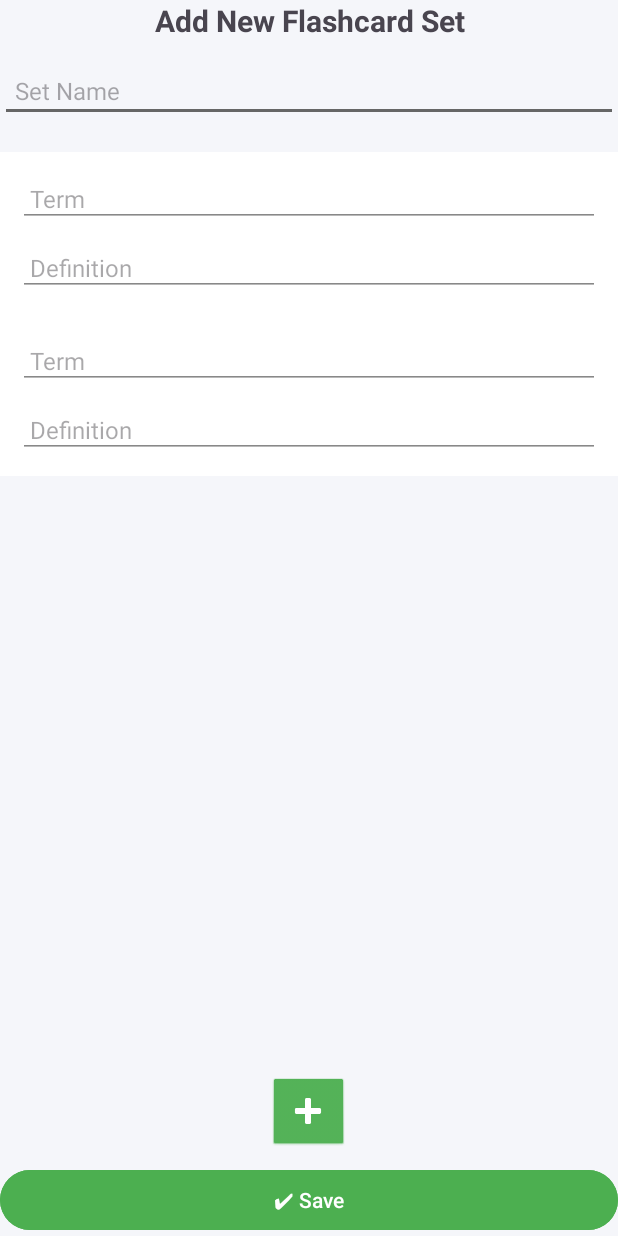
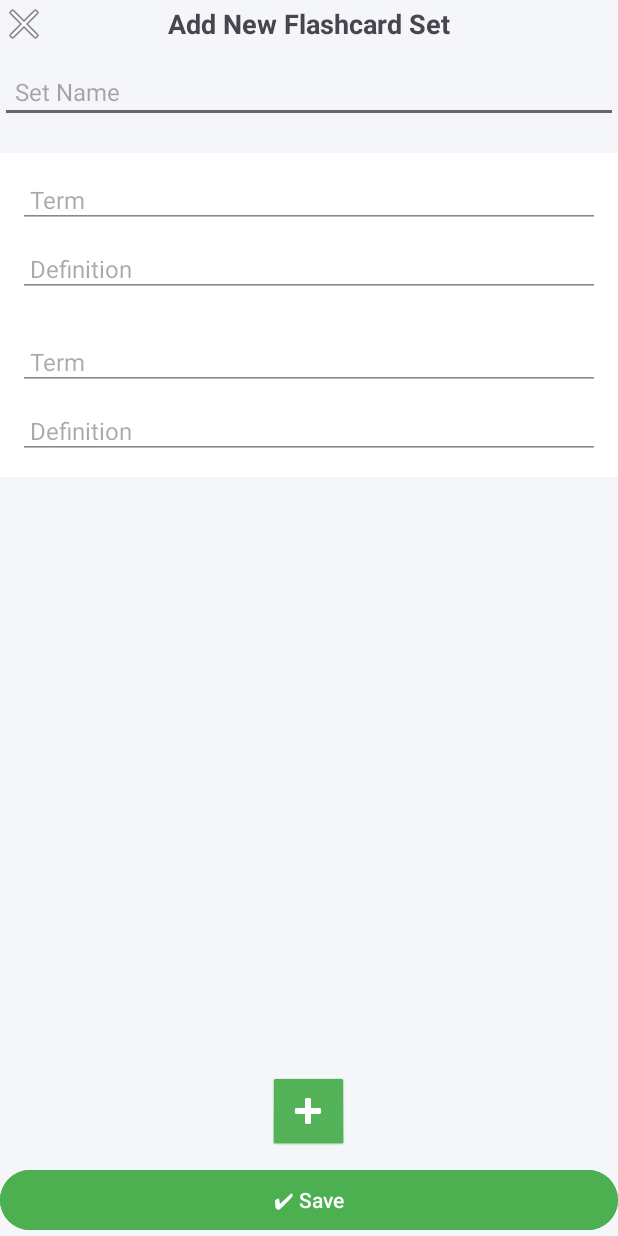
Before and after one commit to ng2khang/swp392-dictionary-app, an Android app: the CreateSetActivity screen opened directly, with no data from a screen before it, on a phone screen of 412 x 824 dp. Run offline under Robolectric (Android 15) with nearby library versions, the phone set to English and light mode, and no system bars.

Commit message:
add back button

```diff
--- a/app/src/main/java/com/example/prm392dictionaryapp/activities/CreateSetActivity.java
+++ b/app/src/main/java/com/example/prm392dictionaryapp/activities/CreateSetActivity.java
@@ -27,7 +27,7 @@ public class CreateSetActivity extends AppCompatActivity {
     private EditText editTextSetTitle;
     private LinearLayout flashcardContainer;
     private Button btnSaveSet;
-    private ImageButton btnAddFlashcard;
+    private ImageButton btnAddFlashcard, btnBack;
     private DatabaseHelper dbHelper;
     @Override
     protected void onCreate(Bundle savedInstanceState) {
@@ -43,12 +43,21 @@ public class CreateSetActivity extends AppCompatActivity {
         flashcardContainer = findViewById(R.id.flashcardContainer);
         btnSaveSet = findViewById(R.id.btnSaveSet);
         btnAddFlashcard = findViewById(R.id.btnAddFlashcard);
+        btnBack = findViewById(R.id.btnBackToList);
         dbHelper = new DatabaseHelper(getApplicationContext(), "flashcards.db", null, 1);
 
         btnAddFlashcard.setOnClickListener(v -> addFlashcardView());
         btnSaveSet.setOnClickListener(v -> saveSet());
         addFlashcardView();
         addFlashcardView();
+        btnBack.setOnClickListener(new View.OnClickListener() {
+            @Override
+            public void onClick(View v) {
+                Intent intent = new Intent(CreateSetActivity.this, ListSetActivity.class);
+                startActivity(intent);
+            }
+        });
+
     }
     private void addFlashcardView() {
         View view = LayoutInflater.from(this).inflate(R.layout.item_flashcard, null);
--- a/app/src/main/res/layout/activity_create_set.xml
+++ b/app/src/main/res/layout/activity_create_set.xml
@@ -11,15 +11,30 @@
     tools:context=".activities.CreateSetActivity">
 
     <!-- Tiêu đề: Tạo học phần -->
-    <TextView
-        android:id="@+id/textVieTitle"
+    <RelativeLayout
         android:layout_width="match_parent"
         android:layout_height="wrap_content"
-        android:text="Add New Flashcard Set"
-        android:textSize="20sp"
-        android:textStyle="bold"
-        android:gravity="center"
-        android:paddingBottom="12dp" />
+        android:layout_marginBottom="8dp">
+
+        <ImageButton
+            android:id="@+id/btnBackToList"
+            android:layout_width="wrap_content"
+            android:layout_height="wrap_content"
+            android:src="@android:drawable/ic_menu_close_clear_cancel"
+            android:background="?attr/selectableItemBackgroundBorderless"
+            android:contentDescription="Back"
+            android:layout_alignParentStart="true"
+            android:layout_centerVertical="true" />
+
+        <TextView
+            android:id="@+id/textScreenTitle"
+            android:layout_width="wrap_content"
+            android:layout_height="wrap_content"
+            android:text="Add New Flashcard Set"
+            android:textSize="18sp"
+            android:textStyle="bold"
+            android:layout_centerInParent="true"/>
+    </RelativeLayout>
 
     <!-- Nhập tên học phần -->
     <EditText
```
Also changed, not shown: app/src/main/java/com/example/prm392dictionaryapp/activities/EditFlashcardActivity.java (+11 -0 lines), app/src/main/java/com/example/prm392dictionaryapp/activities/ListSetActivity.java (+10 -0 lines), app/src/main/res/layout/activity_edit_flashcard.xml (+24 -0 lines), app/src/main/res/layout/activity_list_set.xml (+23 -7 lines).
